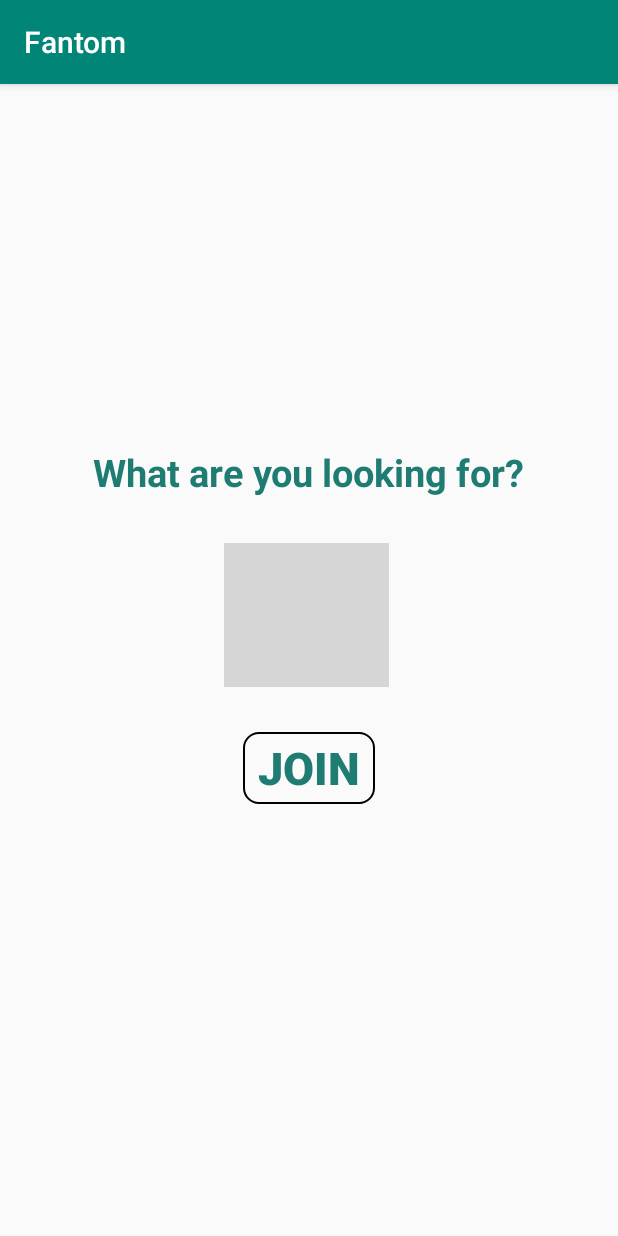
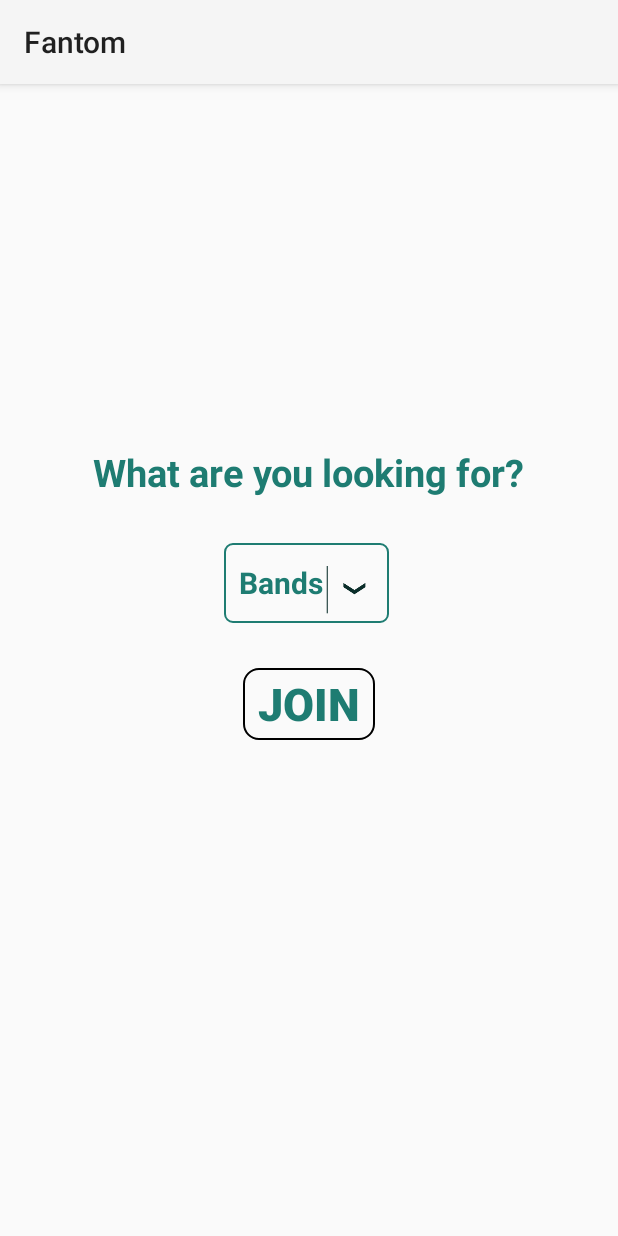
Before and after one commit to vartika1403/Fantom, an Android app: the screen it shows after launch (HomeActivity), on a phone screen of 412 x 824 dp. Run offline under Robolectric (Android 15) with nearby library versions, the phone set to English and light mode, and no system bars; our stand-ins replace ButterKnife; 2 statements that could not run were skipped; grey boxes are pictures that could not be loaded.

Commit message:
change spinner background and color

```diff
--- a/app/src/main/java/com/example/fantom/HomeFragment.java
+++ b/app/src/main/java/com/example/fantom/HomeFragment.java
@@ -1,9 +1,12 @@
 package com.example.fantom;
 
 import android.content.Context;
+import android.graphics.PorterDuff;
+import android.graphics.drawable.Drawable;
 import android.net.Uri;
 import android.os.Bundle;
 
+import androidx.core.content.ContextCompat;
 import androidx.fragment.app.Fragment;
 import androidx.fragment.app.FragmentManager;
 import androidx.fragment.app.FragmentTransaction;
@@ -14,6 +17,8 @@ import android.view.ViewGroup;
 import android.widget.AdapterView;
 import android.widget.ArrayAdapter;
 import android.widget.Button;
+import android.widget.ImageView;
+import android.widget.LinearLayout;
 import android.widget.Spinner;
 
 import com.google.firebase.analytics.FirebaseAnalytics;
@@ -34,13 +39,14 @@ public class HomeFragment extends Fragment {
 
     private String selectedItem;
 
-    private OnFragmentInteractionListener mListener;
-
     @BindView(R.id.spinner)
     Spinner spinner;
 
     @BindView(R.id.button)
     Button button;
+
+    @BindView(R.id.spinner_image)
+    ImageView spinnerDropDownImage;
 
     public HomeFragment() {
         // Required empty public constructor
@@ -71,6 +77,7 @@ public class HomeFragment extends Fragment {
         View view = inflater.inflate(R.layout.fragment_home, container, false);
         ButterKnife.bind(this,view);
 
+        //R.id.spinner_layout;
         firebaseAnalytics = FirebaseAnalytics.getInstance(getActivity());
         //logs view event
         Bundle bundle = new Bundle();
@@ -83,6 +90,7 @@ public class HomeFragment extends Fragment {
             @Override
             public void onItemSelected(AdapterView<?> adapterView, View view, int i, long l) {
                 selectedItem = (String) adapterView.getItemAtPosition(i);
+
             }
 
             @Override
@@ -102,13 +110,17 @@ public class HomeFragment extends Fragment {
 
         // Creating adapter for spinner
         ArrayAdapter<String> dataAdapter = new ArrayAdapter<String>(getActivity(),
-                android.R.layout.simple_spinner_item, categories);
+                R.layout.spinner_text, categories);
 
         // Drop down layout style - list view with radio button
-        dataAdapter.setDropDownViewResource(R.layout.support_simple_spinner_dropdown_item);
+        dataAdapter.setDropDownViewResource(R.layout.simple_spinner_dropdown);
 
         // attaching data adapter to spinner
         spinner.setAdapter(dataAdapter);
+        Drawable mIcon= ContextCompat.getDrawable(getActivity(), R.mipmap.drop_down);
+        mIcon.setColorFilter(ContextCompat.getColor(getActivity(), R.color.color_green_dark),
+                PorterDuff.Mode.MULTIPLY);
+        spinnerDropDownImage.setImageDrawable(mIcon);
         return view;
     }
 
@@ -133,15 +145,12 @@ public class HomeFragment extends Fragment {
 
     }
 
+
     @Override
     public void onDetach() {
         super.onDetach();
-        mListener = null;
     }
 
 
-    public interface OnFragmentInteractionListener {
-        // TODO: Update argument type and name
-        void onFragmentInteraction(Uri uri);
-    }
+
 }
--- /dev/null
+++ b/app/src/main/res/drawable/spinner_background.xml
@@ -0,0 +1,8 @@
+<?xml version="1.0" encoding="utf-8"?>
+<shape xmlns:android="http://schemas.android.com/apk/res/android">
+    <solid android:color="@android:color/transparent" />
+    <corners android:radius="5dp" />
+    <stroke
+        android:width="1dp"
+        android:color="@color/color_green_dark" />
+</shape>
--- a/app/src/main/res/layout/simple_spinner_dropdown.xml
+++ b/app/src/main/res/layout/simple_spinner_dropdown.xml
@@ -7,6 +7,7 @@
         android:layout_height="wrap_content"
         android:textSize="15sp"
         android:textStyle="bold"
+        android:textColor="@color/color_green_dark"
         android:ellipsize="marquee"
         android:paddingBottom="5dp"
         android:paddingLeft="10dp"
--- a/app/src/main/res/layout/spinner_text.xml
+++ b/app/src/main/res/layout/spinner_text.xml
@@ -4,10 +4,9 @@
         android:layoutDirection="ltr"
         android:id="@+id/text1"
         android:singleLine="true"
-        android:padding="2dp"
         android:textSize="20sp"
         android:textStyle="bold"
-        android:textColor="@color/color_green"
+        android:textColor="@color/color_green_dark"
         android:layout_width="match_parent"
         android:layout_height="wrap_content"
         android:ellipsize="marquee"
--- a/app/src/main/res/values/styles.xml
+++ b/app/src/main/res/values/styles.xml
@@ -1,16 +1,22 @@
 <resources>
 
     <!-- Base application theme. -->
-    <style name="AppTheme" parent="Theme.AppCompat.Light.DarkActionBar">
+    <style name="AppTheme" parent="Theme.AppCompat.Light">
         <!-- Customize your theme here. -->
-        <item name="colorPrimary">@color/colorPrimary</item>
+        <!--<item name="colorPrimary">@color/colorPrimary</item>
         <item name="colorPrimaryDark">@color/colorPrimaryDark</item>
-        <item name="colorAccent">@color/colorAccent</item>
+        <item name="colorAccent">@color/colorAccent</item>-->
+        <item name="android:actionBarStyle">@style/MyActionBar</item>
+
+    </style>
+
+    <style name="MyActionBar" parent="@android:style/Widget.Holo.Light.ActionBar">
+        <item name="android:background">@color/color_green_dark</item>
     </style>
 
     <style name="spinner_style">
     <item name="android:padding">15dp</item>
-    <item name="android:textColor">@color/color_green</item>
+    <item name="android:textColor">@color/color_green_dark</item>
     <item name="android:dropDownWidth">133dp</item>
     <item name="android:showDividers">none</item>
     <item name="android:dividerHeight">10dp</item>
```
Also changed, not shown: app/src/main/res/drawable/spinner_bg.xml (added, +10 -0 lines).
